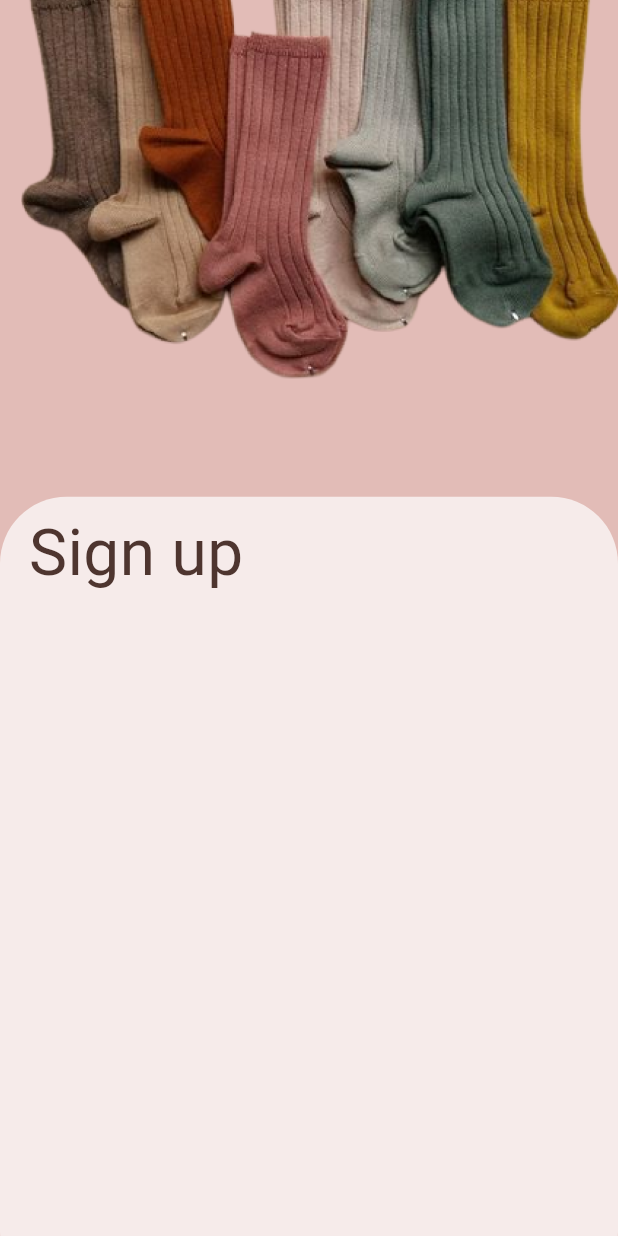
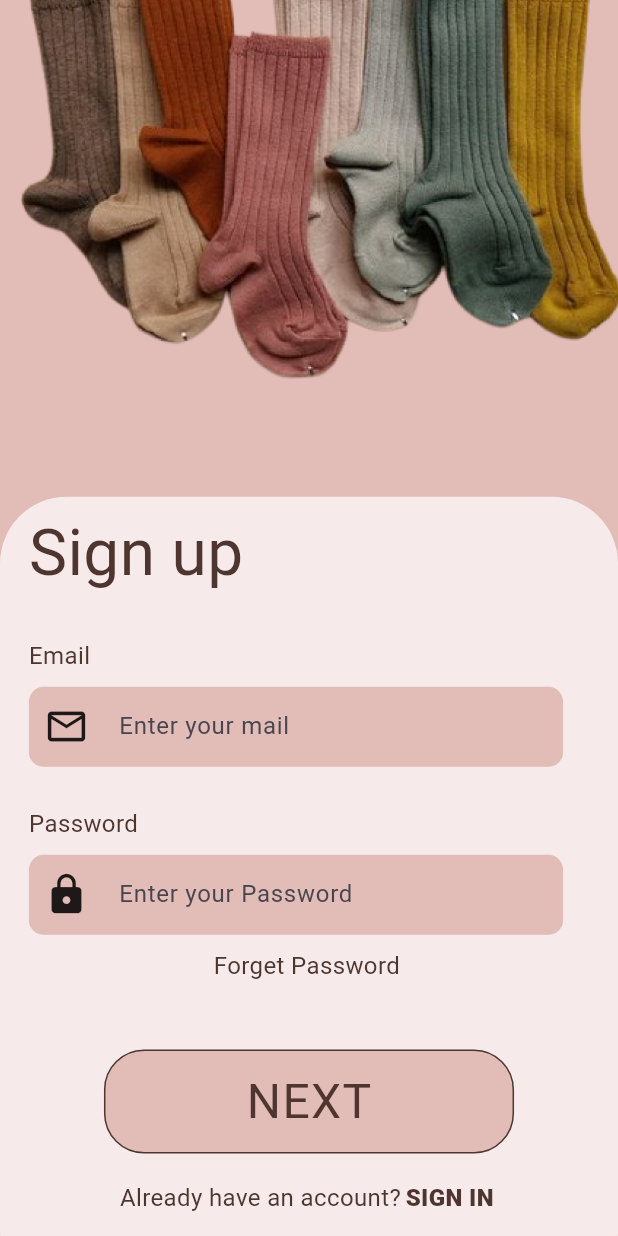
Before and after one commit to Sripathiyadav/Socks_Store, a Flutter app: the screen it shows after launch, after a tap on "GET STARTED", on a phone screen of 412 x 824 dp. Run offline on Flutter 3.47's test engine with Material 3 defaults, Android fonts, the light colour scheme and no system bars; our stand-ins replace flutter_screenutil, google_fonts.

Commit message:
completed sign-up page

```diff
--- /dev/null
+++ b/lib/screens/SignUpScreen/components/input_textfield.dart
@@ -0,0 +1,56 @@
+import 'package:flutter/material.dart';
+import 'package:flutter_screenutil/flutter_screenutil.dart';
+import 'package:socks_store/global/consts.dart';
+
+class InputTextfield extends StatefulWidget {
+  final IconData? icon;
+  final TextEditingController controller;
+  final String hintText;
+  final TextInputType? keyboardType;
+  const InputTextfield(
+      {super.key,
+      this.icon,
+      required this.controller,
+      this.hintText = "",
+      this.keyboardType});
+
+  @override
+  State<InputTextfield> createState() => _InputTextfieldState();
+}
+
+class _InputTextfieldState extends State<InputTextfield> {
+  @override
+  Widget build(BuildContext context) {
+    return Container(
+      height: 60.h,
+      width: 370.w,
+      decoration: BoxDecoration(
+        color: primaryColor,
+        borderRadius: BorderRadius.circular(10),
+      ),
+      child: Row(
+        children: [
+          if (widget.icon != null)
+            Padding(
+              padding: EdgeInsets.symmetric(horizontal: 10.0),
+              child: Icon(
+                widget.icon,
+                size: 30,
+              ),
+            ),
+          Expanded(
+            child: TextField(
+              controller: widget.controller,
+              keyboardType: widget.keyboardType,
+              decoration: InputDecoration(
+                hintText: widget.hintText,
+                border: InputBorder.none,
+                contentPadding: EdgeInsets.symmetric(horizontal: 10.0),
+              ),
+            ),
+          ),
+        ],
+      ),
+    );
+  }
+}
--- a/lib/screens/SignUpScreen/components/signup_screen_body.dart
+++ b/lib/screens/SignUpScreen/components/signup_screen_body.dart
@@ -1,6 +1,8 @@
 import 'package:flutter/material.dart';
 import 'package:socks_store/global/consts.dart';
 import 'package:flutter_screenutil/flutter_screenutil.dart';
+
+import 'input_textfield.dart';
 
 class SignUpScreenBody extends StatelessWidget {
   const SignUpScreenBody({super.key});
@@ -35,6 +37,116 @@ class SignUpScreenBody extends StatelessWidget {
                       fontSize: 48.sp,
                       fontWeight: FontWeight.w400,
                     ),
+                  ),
+                  SizedBox(
+                    height: 30.h,
+                  ),
+                  SelectableText(
+                    "Email",
+                    style: TextStyle(
+                      color: textColor,
+                      fontSize: 18.sp,
+                      fontWeight: FontWeight.w400,
+                    ),
+                  ),
+                  SizedBox(
+                    height: 10.h,
+                  ),
+                  InputTextfield(
+                    icon: Icons.mail_outline,
+                    hintText: "Enter your mail",
+                    keyboardType: TextInputType.emailAddress,
+                    controller: TextEditingController(),
+                  ),
+                  SizedBox(
+                    height: 30.h,
+                  ),
+                  SelectableText(
+                    "Password",
+                    style: TextStyle(
+                      color: textColor,
+                      fontSize: 18.sp,
+                      fontWeight: FontWeight.w400,
+                    ),
+                  ),
+                  SizedBox(
+                    height: 10.h,
+                  ),
+                  InputTextfield(
+                    icon: Icons.lock,
+                    hintText: "Enter your Password",
+                    keyboardType: TextInputType.text,
+                    controller: TextEditingController(),
+                  ),
+                  SizedBox(
+                    height: 10.h,
+                  ),
+                  Center(
+                    child: GestureDetector(
+                      onTap: () {},
+                      child: SelectableText(
+                        "Forget Password",
+                        style: TextStyle(
+                          color: textColor,
+                          fontSize: 18.sp,
+                          fontWeight: FontWeight.w400,
+                        ),
+                      ),
+                    ),
+                  ),
+                  SizedBox(
+                    height: 50.h,
+                  ),
+                  Center(
+                    child: Container(
+                      height: 78.h,
+                      width: 284.w,
+                      decoration: BoxDecoration(
+                          borderRadius: BorderRadius.circular(30.h),
+                          color: primaryColor,
+                          border: Border.all(color: textColor)),
+                      child: GestureDetector(
+                        onTap: () {
+                          // Navigator.push(
+                          //     context,
+                          //     MaterialPageRoute(
+                          //         builder: (context) => (SignUpScreen())));
+                        },
+                        child: Center(
+                            child: Text(
+                          "NEXT",
+                          style: TextStyle(
+                              letterSpacing: 1.sp,
+                              color: textColor,
+                              fontSize: 36.sp,
+                              fontWeight: FontWeight.normal),
+                        )),
+                      ),
+                    ),
+                  ),
+                  SizedBox(
+                    height: 20.h,
+                  ),
+                  Row(
+                    mainAxisAlignment: MainAxisAlignment.center,
+                    children: [
+                      SelectableText(
+                        "Already have an account?",
+                        style: TextStyle(
+                          color: textColor,
+                          fontSize: 18.sp,
+                          fontWeight: FontWeight.w400,
+                        ),
+                      ),
+                      SelectableText(
+                        "SIGN IN",
+                        style: TextStyle(
+                          color: textColor,
+                          fontSize: 18.sp,
+                          fontWeight: FontWeight.w900,
+                        ),
+                      ),
+                    ],
                   )
                 ],
               ),
--- a/lib/screens/StartScreen/components/startscreen_body.dart
+++ b/lib/screens/StartScreen/components/startscreen_body.dart
@@ -85,7 +85,21 @@ class StartScreenBody extends StatelessWidget {
             ),
           ),
           SizedBox(
-            height: 40.h,
+            height: 20.h,
+          ),
+          Padding(
+            padding: const EdgeInsets.symmetric(horizontal: 12.0),
+            child: Wrap(
+              children: [
+                SelectableText(
+                  "Please note that this application is a prototype intended solely to showcase my coding skills. It does not connect to any online stores or databases. The app only contains the developer’s contact details.",
+                  style: TextStyle(
+                      fontSize: 12.sp,
+                      color: textColor,
+                      fontWeight: FontWeight.w500),
+                ),
+              ],
+            ),
           ),
         ],
       ),
```
